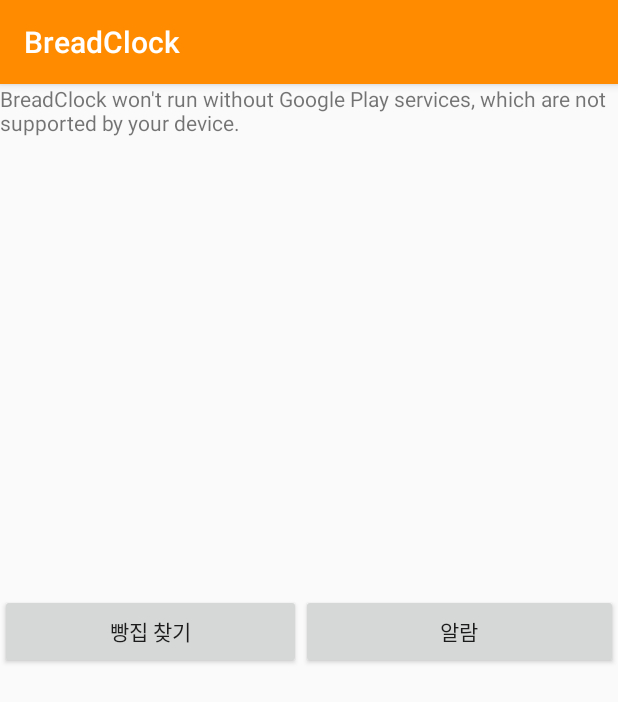
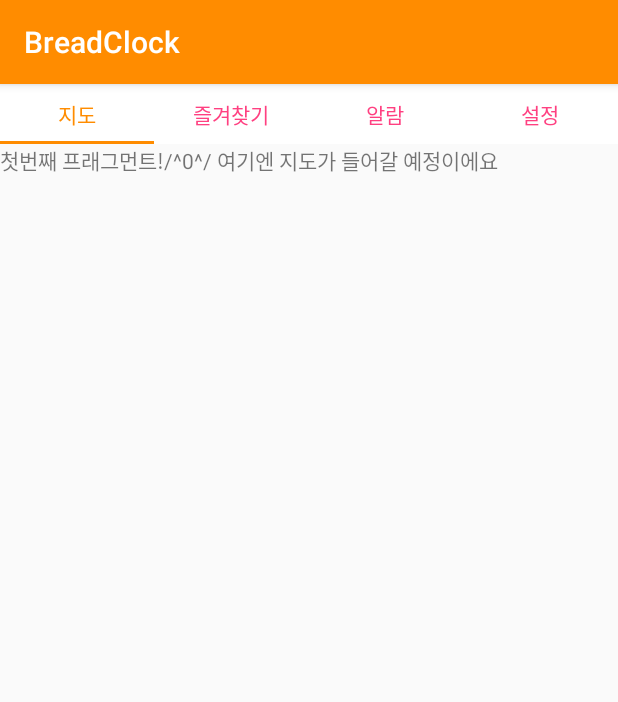
Before and after one commit to parksodam0328/BreadClock, an Android app: the screen it shows after launch (MainActivity before the commit, BarActivity after it), on a phone screen of 412 x 824 dp. Shown: the top 702 px of the screen. Run offline under Robolectric (Android 15) with nearby library versions, the phone set to English and light mode, and no system bars.

Commit message:
메뉴 탭 레이아웃, 뷰 페이지 적용 세팅 프레그먼트 설정 버튼 레이아웃 하나 완성 설정 만들었어요 여러분~!~!!!!!

```diff
--- /dev/null
+++ b/app/src/main/java/kr/hs/emirim/parksodam/breadclock/BarActivity.java
@@ -0,0 +1,29 @@
+package kr.hs.emirim.parksodam.breadclock;
+
+import android.support.design.widget.TabLayout;
+import android.support.v4.view.ViewPager;
+import android.support.v7.app.AppCompatActivity;
+import android.os.Bundle;
+
+public class BarActivity extends AppCompatActivity {
+
+    ViewPager vp;
+
+    @Override
+    protected void onCreate(Bundle savedInstanceState) {
+        super.onCreate(savedInstanceState);
+        setContentView(R.layout.activity_bar);
+
+        TabLayout layout=(TabLayout) findViewById(R.id.tl_main);
+
+
+        vp=(ViewPager) findViewById(R.id.vp_main);
+        FragmentPagerAdapter adapter = new FragmentPagerAdapter(getSupportFragmentManager());
+        adapter.addFragment(new MapFragment());
+        adapter.addFragment(new BookmarkFragment());
+        adapter.addFragment(new NoticeFragment());
+        adapter.addFragment(new SetFragment());
+        vp.setAdapter(adapter);
+        layout.setupWithViewPager(vp);
+    }
+}
--- /dev/null
+++ b/app/src/main/java/kr/hs/emirim/parksodam/breadclock/BaseFragment.java
@@ -0,0 +1,12 @@
+package kr.hs.emirim.parksodam.breadclock;
+
+import android.support.v4.app.Fragment;
+
+/**
+ * Created by kim on 2017-07-29.
+ */
+
+public abstract class BaseFragment extends Fragment {
+    public abstract String getTitle();
+
+}
--- /dev/null
+++ b/app/src/main/java/kr/hs/emirim/parksodam/breadclock/BookmarkFragment.java
@@ -0,0 +1,25 @@
+package kr.hs.emirim.parksodam.breadclock;
+
+import android.os.Bundle;
+import android.support.annotation.Nullable;
+import android.view.LayoutInflater;
+import android.view.View;
+import android.view.ViewGroup;
+
+/**
+ * Created by kim on 2017-07-29.
+ */
+
+
+public class BookmarkFragment extends BaseFragment{
+    public View onCreateView(LayoutInflater inflater, @Nullable ViewGroup container, @Nullable Bundle savedInstanceState){
+        //return inflater.inflate(R.layout.fragment_bookmark, container, false);
+        View view = inflater.inflate(R.layout.fragment_bookmark, container, false);
+        return view;
+    }
+
+    @Override
+    public String getTitle() {
+        return "즐겨찾기";
+    }
+}
--- /dev/null
+++ b/app/src/main/java/kr/hs/emirim/parksodam/breadclock/FragmentPagerAdapter.java
@@ -0,0 +1,43 @@
+package kr.hs.emirim.parksodam.breadclock;
+
+import android.support.v4.app.Fragment;
+import android.support.v4.app.FragmentManager;
+
+import java.util.ArrayList;
+import java.util.List;
+
+/**
+ * Created by kim on 2017-07-29.
+ */
+
+public class FragmentPagerAdapter extends android.support.v4.app.FragmentPagerAdapter{
+
+    List<BaseFragment> list;
+
+    public FragmentPagerAdapter(FragmentManager fm) {
+        super(fm);
+        list=new ArrayList<>();
+    }
+
+    public void addFragment(BaseFragment fragment){
+        list.add(fragment);
+    }
+
+
+    @Override
+    public BaseFragment getItem(int position)
+    {
+        return list.get(position);
+    }
+
+    @Override
+    public int getCount() {
+        return list.size();
+    }
+
+
+    public CharSequence getPageTitle(int position){
+        return getItem(position).getTitle();
+    }
+
+}
--- /dev/null
+++ b/app/src/main/java/kr/hs/emirim/parksodam/breadclock/MapFragment.java
@@ -0,0 +1,24 @@
+package kr.hs.emirim.parksodam.breadclock;
+
+import android.os.Bundle;
+import android.support.annotation.Nullable;
+import android.view.LayoutInflater;
+import android.view.View;
+import android.view.ViewGroup;
+import android.widget.Button;
+
+/**
+ * Created by kim on 2017-07-29.
+ */
+
+public class MapFragment extends BaseFragment {
+    public View onCreateView(LayoutInflater inflater, @Nullable ViewGroup container, @Nullable Bundle savedInstanceState) {
+        View view = inflater.inflate(R.layout.fragment_map, container, false);
+        return view;
+    }
+
+    @Override
+    public String getTitle() {
+        return "지도";
+    }
+}
--- /dev/null
+++ b/app/src/main/java/kr/hs/emirim/parksodam/breadclock/NoticeFragment.java
@@ -0,0 +1,25 @@
+package kr.hs.emirim.parksodam.breadclock;
+
+import android.os.Bundle;
+import android.support.annotation.Nullable;
+import android.view.LayoutInflater;
+import android.view.View;
+import android.view.ViewGroup;
+
+/**
+ * Created by kim on 2017-07-29.
+ */
+
+public class NoticeFragment extends BaseFragment {
+
+
+    public View onCreateView(LayoutInflater inflater, @Nullable ViewGroup container, @Nullable Bundle savedInstanceState) {
+        View view = inflater.inflate(R.layout.fragment_notice, container, false);
+        return view;
+    }
+
+    @Override
+    public String getTitle() {
+        return "알람";
+    }
+}
--- /dev/null
+++ b/app/src/main/java/kr/hs/emirim/parksodam/breadclock/SetFragment.java
@@ -0,0 +1,23 @@
+package kr.hs.emirim.parksodam.breadclock;
+
+import android.os.Bundle;
+import android.support.annotation.Nullable;
+import android.view.LayoutInflater;
+import android.view.View;
+import android.view.ViewGroup;
+
+/**
+ * Created by kim on 2017-07-29.
+ */
+
+public class SetFragment extends BaseFragment {
+    public View onCreateView(LayoutInflater inflater, @Nullable ViewGroup container, @Nullable Bundle savedInstanceState) {
+        View view = inflater.inflate(R.layout.fragment_set, container, false);
+        return view;
+    }
+
+    @Override
+    public String getTitle() {
+        return "설정";
+    }
+}
--- /dev/null
+++ b/app/src/main/res/layout/activity_bar.xml
@@ -0,0 +1,33 @@
+<?xml version="1.0" encoding="utf-8"?>
+<RelativeLayout xmlns:android="http://schemas.android.com/apk/res/android"
+    xmlns:app="http://schemas.android.com/apk/res-auto"
+    xmlns:tools="http://schemas.android.com/tools"
+    android:layout_width="match_parent"
+    android:layout_height="match_parent"
+    tools:context="kr.hs.emirim.parksodam.breadclock.BarActivity">
+
+    <android.support.design.widget.TabLayout
+        android:id="@+id/tl_main"
+        android:layout_width="match_parent"
+        android:layout_height="40dp"
+        android:layout_gravity="bottom"
+        android:background="@android:color/white"
+        app:tabTextColor="@color/colorAccent"
+        app:tabSelectedTextColor="@color/colorPrimary"
+        app:tabIndicatorColor="@color/colorPrimaryDark"
+        app:tabMode="fixed"
+        android:layout_alignParentTop="true"
+        android:layout_alignParentLeft="true"
+        android:layout_alignParentStart="true"/>
+
+    <android.support.v4.view.ViewPager
+        android:id="@+id/vp_main"
+        android:layout_below="@id/tl_main"
+        android:layout_width="match_parent"
+        android:layout_height="match_parent">
+
+
+        //expandable listview 써서 펼치기
+
+    </android.support.v4.view.ViewPager>
+</RelativeLayout>
--- a/app/src/main/res/layout/activity_main.xml
+++ b/app/src/main/res/layout/activity_main.xml
@@ -26,5 +26,7 @@
                 android:layout_height="50dp"
                 android:id="@+id/button2"
                 android:layout_weight="0.11"/>
+
+
     </LinearLayout>
 </LinearLayout>
--- /dev/null
+++ b/app/src/main/res/layout/fragment_map.xml
@@ -0,0 +1,48 @@
+<?xml version="1.0" encoding="utf-8"?>
+<LinearLayout xmlns:android="http://schemas.android.com/apk/res/android"
+android:orientation="vertical" android:layout_width="match_parent"
+android:layout_height="match_parent">
+
+<TextView
+    android:layout_width="wrap_content"
+    android:layout_height="wrap_content"
+    android:text="첫번째 프래그먼트!/^0^/ 여기엔 지도가 들어갈 예정이에요"
+    />
+
+</LinearLayout>
+
+
+
+
+<!--<LinearLayout xmlns:android="http://schemas.android.com/apk/res/android"-->
+    <!--xmlns:tools="http://schemas.android.com/tools"-->
+    <!--android:layout_width="match_parent"-->
+    <!--android:layout_height="match_parent"-->
+    <!--tools:context=".MainActivity"-->
+    <!--android:orientation="vertical">-->
+
+    <!--<fragment-->
+        <!--android:id="@+id/map"-->
+        <!--android:layout_width="match_parent"-->
+        <!--android:layout_height="340dp"-->
+        <!--class="com.google.android.gms.maps.MapFragment" />-->
+    <!--<LinearLayout-->
+        <!--android:layout_width="match_parent"-->
+        <!--android:layout_height="match_parent"-->
+        <!--android:orientation="horizontal">-->
+        <!--<Button-->
+            <!--android:id="@+id/button1"-->
+            <!--android:layout_width="100dp"-->
+            <!--android:layout_height="50dp"-->
+            <!--android:text="빵집 찾기"-->
+            <!--android:layout_weight="0.1"/>-->
+        <!--<Button-->
+            <!--android:text="알람"-->
+            <!--android:layout_width="100dp"-->
+            <!--android:layout_height="50dp"-->
+            <!--android:id="@+id/button2"-->
+            <!--android:layout_weight="0.11"/>-->
+
+
+    <!--</LinearLayout>-->
+<!--</LinearLayout>-->
--- a/app/src/main/res/values/strings.xml
+++ b/app/src/main/res/values/strings.xml
@@ -1,3 +1,6 @@
 <resources>
     <string name="app_name">BreadClock</string>
+
+    <!-- TODO: Remove or change this placeholder text -->
+    <string name="hello_blank_fragment">Hello blank fragment</string>
 </resources>
--- a/build.gradle
+++ b/build.gradle
@@ -9,6 +9,7 @@ buildscript {
 
         // NOTE: Do not place your application dependencies here; they belong
         // in the individual module build.gradle files
+
     }
 }
 
```
Also changed, not shown: app/build.gradle (+6 -4 lines), app/src/main/AndroidManifest.xml (+4 -5 lines), app/src/main/res/drawable/button_setting.xml (added, +14 -0 lines), app/src/main/res/drawable/button_setting_pressed.xml (added, +7 -0 lines), app/src/main/res/drawable/button_setting_unpressed.xml (added, +7 -0 lines), app/src/main/res/layout/fragment_bookmark.xml (added, +10 -0 lines), app/src/main/res/layout/fragment_notice.xml (added, +10 -0 lines), app/src/main/res/layout/fragment_set.xml (added, +125 -0 lines).
